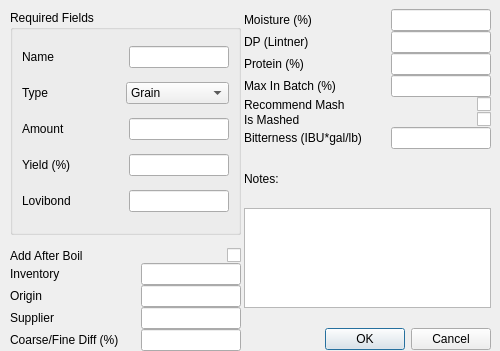
Above: ui/fermentableEditor.ui from Brewtarget/brewtarget before the change. Below: the same form after it.
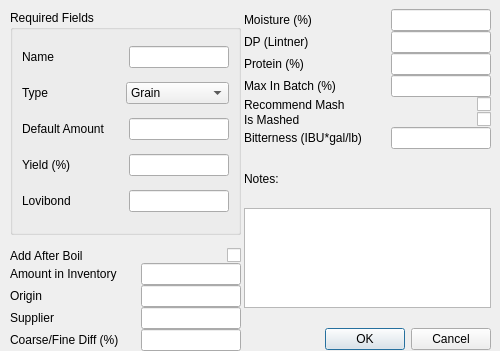
That is the form after the change.

Commit message: Changed GUI for clarity and consistency. i.e. Amount->Default Amount and Inventory->Amount in Inventory

Patch:
```diff
--- a/ui/fermentableEditor.ui
+++ b/ui/fermentableEditor.ui
@@ -13,7 +13,7 @@
   <property name="windowTitle">
    <string>Fermentable Editor</string>
   </property>
-  <widget class="QWidget" name="">
+  <widget class="QWidget" name="layoutWidget">
    <property name="geometry">
     <rect>
      <x>244</x>
@@ -275,7 +275,7 @@
     </item>
    </layout>
   </widget>
-  <widget class="QWidget" name="">
+  <widget class="QWidget" name="layoutWidget">
    <property name="geometry">
     <rect>
      <x>10</x>
@@ -381,7 +381,7 @@
          <item>
           <widget class="QLabel" name="label_3">
            <property name="text">
-            <string>Amount</string>
+            <string>Default Amount</string>
            </property>
           </widget>
          </item>
@@ -523,7 +523,7 @@
       <item>
        <widget class="QLabel" name="label_inventory">
         <property name="text">
-         <string>Inventory</string>
+         <string>Amount in Inventory</string>
         </property>
        </widget>
       </item>
```
The commit also changes 3 other files.
